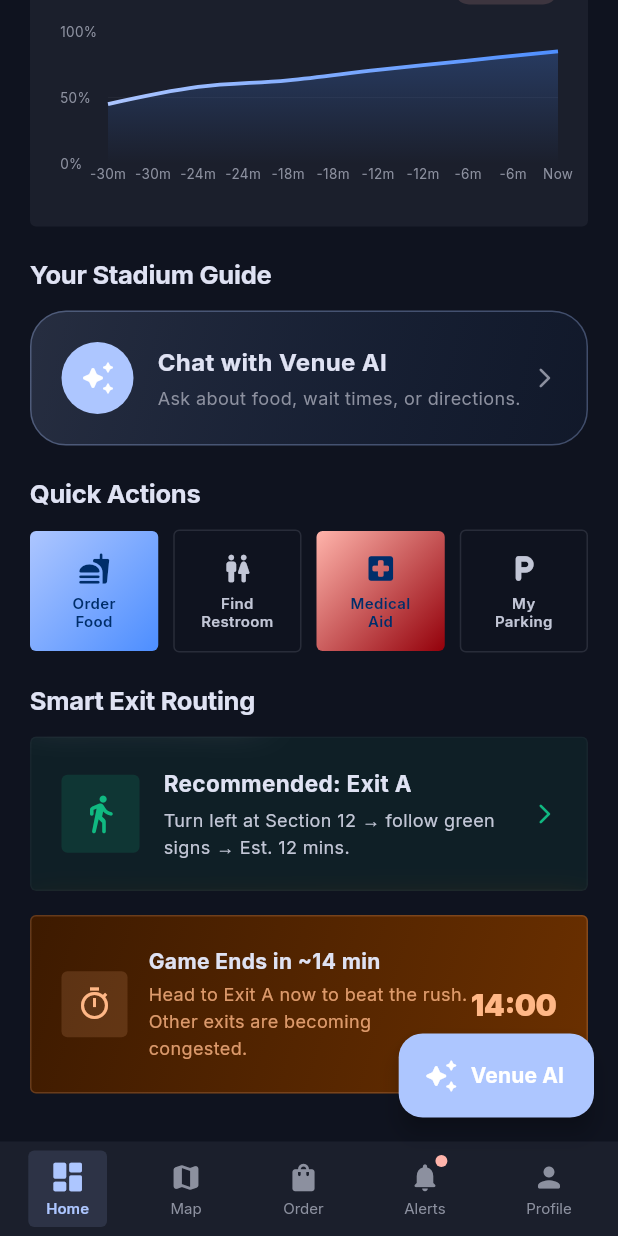
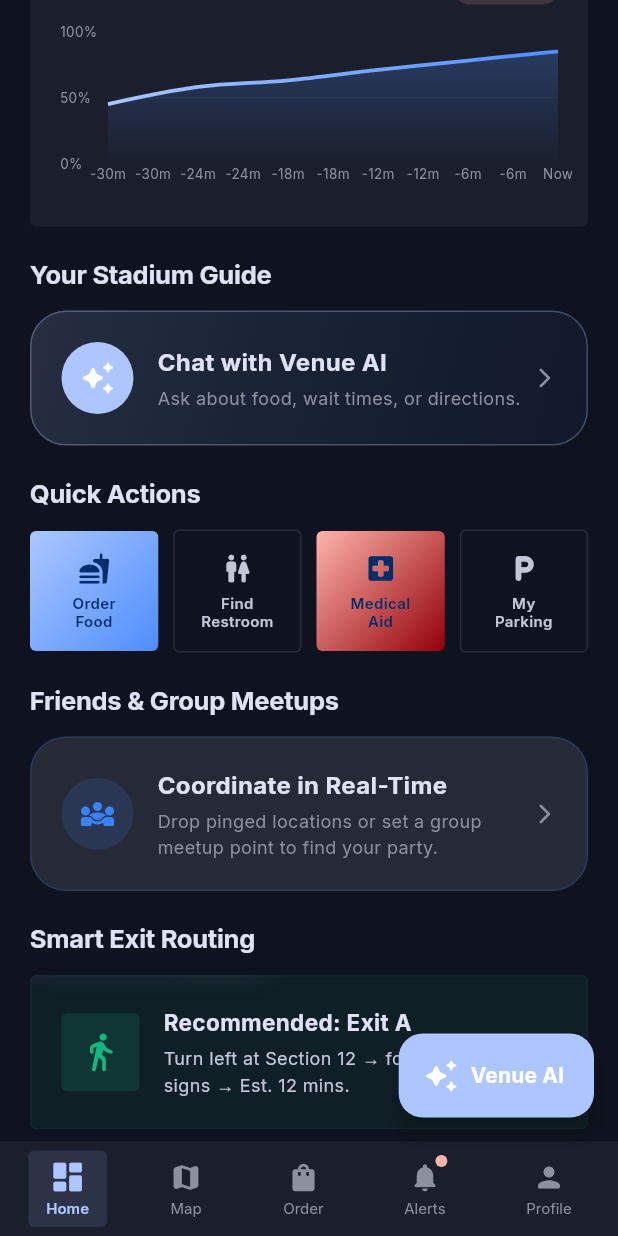
Before and after one commit to Saip2503/VenueVantage, a Flutter app: the MainShell screen opened directly, scrolled down 492 dp, on a phone screen of 412 x 824 dp. Run offline on Flutter 3.47's test engine with Material 3 defaults, Android fonts, the phone set to English and light mode, and no system bars; drawn by our look-alikes of fl_chart; our stand-ins replace cloud_firestore, firebase_auth, firebase_core, firebase_messaging, flutter_dotenv, google_fonts and 5 more; accounts and stored records are empty; network calls fail.

Commit message:
feat: implement HomeScreen dashboard and update project documentation with real-time coordination and crowd management features

```diff
--- a/lib/screens/home_screen.dart
+++ b/lib/screens/home_screen.dart
@@ -53,6 +53,7 @@ class _HomeScreenState extends State<HomeScreen> {
                   _buildCrowdTrendChart(context, state),
                   _buildAssistantSection(context),
                   _buildQuickActions(context, isDark),
+                  _buildRealTimeCoordination(context, state),
                   _buildRouteRecommendation(context, state),
                   _buildExitCountdown(context, state),
                 ],
@@ -667,6 +668,77 @@ class _HomeScreenState extends State<HomeScreen> {
     );
   }
 
+  // ── Real-Time Coordination ──────────────────────────────────────────────────
+  Widget _buildRealTimeCoordination(BuildContext context, AppState state) {
+    return SliverToBoxAdapter(
+      child: Padding(
+        padding: const EdgeInsets.fromLTRB(20, 20, 20, 0),
+        child: Column(
+          crossAxisAlignment: CrossAxisAlignment.start,
+          children: [
+            _SectionTitle('Friends & Group Meetups'),
+            const SizedBox(height: 12),
+            Container(
+              padding: const EdgeInsets.all(20),
+              decoration: BoxDecoration(
+                color: AppTheme.surfaceContainerHigh,
+                borderRadius: BorderRadius.circular(24),
+                border: Border.all(
+                  color: AppTheme.accentBlue.withOpacity(0.2),
+                ),
+              ),
+              child: Row(
+                children: [
+                  Container(
+                    padding: const EdgeInsets.all(12),
+                    decoration: BoxDecoration(
+                      color: AppTheme.accentBlue.withOpacity(0.15),
+                      shape: BoxShape.circle,
+                    ),
+                    child: const Icon(
+                      Icons.diversity_3_rounded,
+                      color: AppTheme.accentBlue,
+                      size: 24,
+                    ),
+                  ),
+                  const SizedBox(width: 16),
+                  Expanded(
+                    child: Column(
+                      crossAxisAlignment: CrossAxisAlignment.start,
+                      children: [
+                        Text(
+                          'Coordinate in Real-Time',
+                          style: GoogleFonts.inter(
+                            color: AppTheme.textPrimary,
+                            fontWeight: FontWeight.w700,
+                            fontSize: 16,
+                          ),
+                        ),
+                        const SizedBox(height: 4),
+                        Text(
+                          'Drop pinged locations or set a group meetup point to find your party.',
+                          style: GoogleFonts.inter(
+                            color: AppTheme.textMuted,
+                            fontSize: 12,
+                          ),
+                        ),
+                      ],
+                    ),
+                  ),
+                  const Icon(
+                    Icons.arrow_forward_ios_rounded,
+                    color: AppTheme.textMuted,
+                    size: 16,
+                  ),
+                ],
+              ),
+            ),
+          ],
+        ),
+      ),
+    );
+  }
+
   // ── Route Recommendation (GlassCard) ─────────────────────────────────────────
   Widget _buildRouteRecommendation(BuildContext context, AppState state) {
     return SliverToBoxAdapter(
```
Also changed, not shown: 1 other file.
